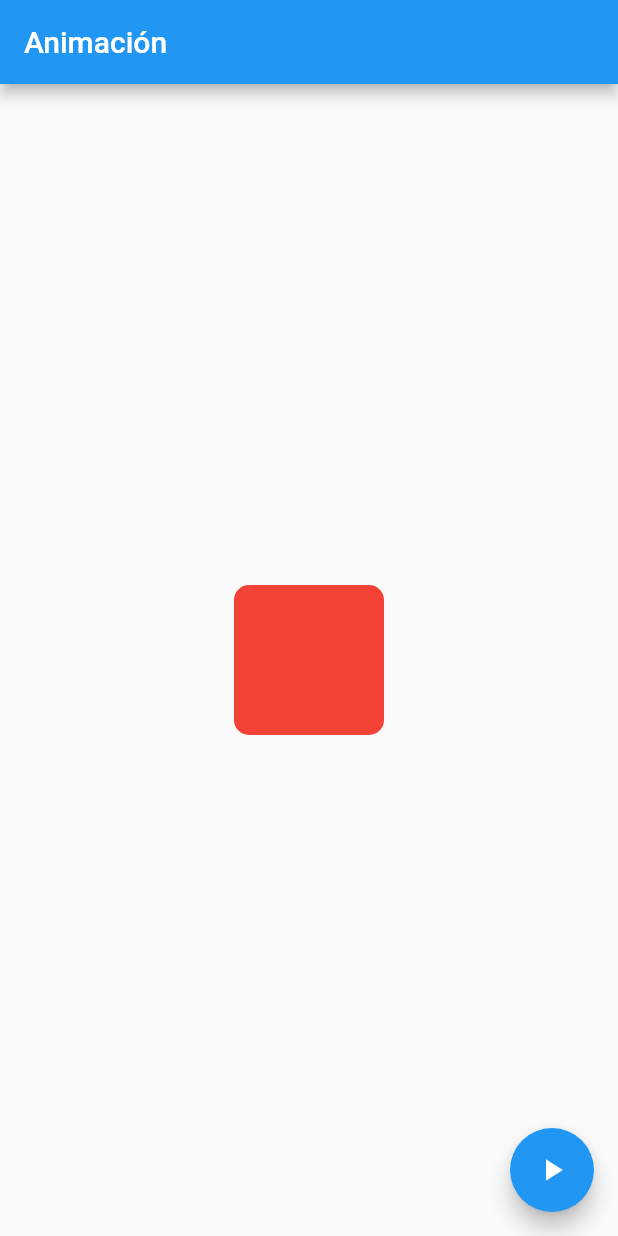
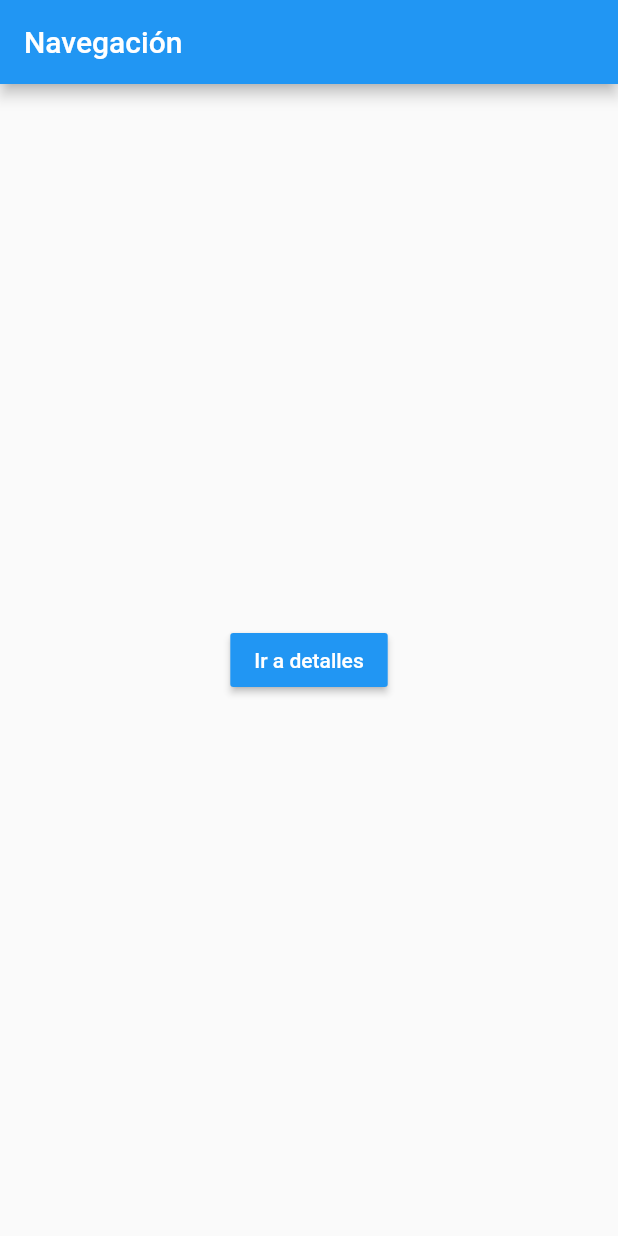
Before and after one commit to juanfvasquez/flutter_examples, a Flutter app: the screen it shows after launch, on a phone screen of 412 x 824 dp. Run offline on Flutter 3.47's test engine with Material 2 defaults, Android fonts, the phone set to English and light mode, and no system bars.

Commit message:
Navegaciones

```diff
--- a/lib/main.dart
+++ b/lib/main.dart
@@ -1,16 +1,23 @@
 import 'package:flutter/material.dart';
-import 'package:widgets_basicos/src/pages/alert_page.dart';
 import 'package:widgets_basicos/src/pages/animacion_page.dart';
-import 'package:widgets_basicos/src/pages/cards_page.dart';
-import 'package:widgets_basicos/src/pages/imagenes_page.dart';
-import 'package:widgets_basicos/src/pages/inputs_page.dart';
-import 'package:widgets_basicos/src/pages/listas_page.dart';
+
+import 'package:widgets_basicos/src/pages/routes/routes.dart';
 
 void main() => runApp(MyApp());
 
 class MyApp extends StatelessWidget {
   @override
   Widget build(BuildContext context) {
-    return MaterialApp(title: 'Material App', home: AnimacionPage());
+    return MaterialApp(
+      title: 'Material App',
+      initialRoute: '/',
+      routes: getRoutes(),
+      onGenerateRoute: (RouteSettings settings) {
+        print('Ruta llamada ${settings.name}');
+        final route = MaterialPageRoute(
+            builder: (BuildContext context) => AnimacionPage());
+        return route;
+      },
+    );
   }
 }
--- /dev/null
+++ b/lib/src/pages/navegacion_1_page.dart
@@ -0,0 +1,25 @@
+import 'package:flutter/material.dart';
+import 'package:widgets_basicos/src/pages/navegacion_2_page.dart';
+
+class Navegacion1Page extends StatelessWidget {
+  @override
+  Widget build(BuildContext context) {
+    return Scaffold(
+      appBar: AppBar(
+        title: Text('Navegación'),
+      ),
+      body: Center(
+        child: RaisedButton(
+            child: Text('Ir a detalles'),
+            onPressed: () => _navegar(context),
+            color: Colors.blue,
+            textColor: Colors.white),
+      ),
+    );
+  }
+
+  void _navegar(BuildContext context) {
+    Map mapa = {'nombre': 'Juan'};
+    Navigator.pushNamed(context, 'detalles', arguments: mapa);
+  }
+}
--- /dev/null
+++ b/lib/src/pages/routes/routes.dart
@@ -0,0 +1,10 @@
+import 'package:flutter/material.dart';
+import 'package:widgets_basicos/src/pages/navegacion_1_page.dart';
+import 'package:widgets_basicos/src/pages/navegacion_2_page.dart';
+
+Map<String, WidgetBuilder> getRoutes() {
+  return <String, WidgetBuilder>{
+    '/': (BuildContext context) => Navegacion1Page(),
+    'detalles': (BuildContext context) => Navegacion2Page()
+  };
+}
```
Also changed, not shown: lib/src/pages/navegacion_2_page.dart (added, +25 -0 lines).
